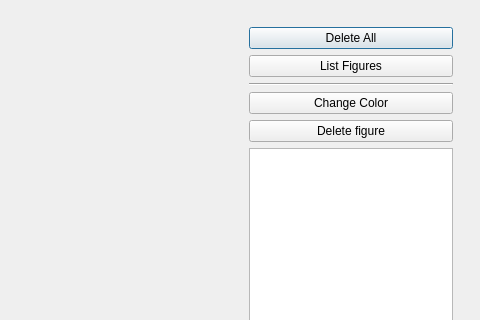
Before: the Qt Designer form mainwindow.ui in mhocio/Pixel-Drawing, drawn with Qt 5; both pictures show x 307 to 787 and y 0 to 320 of the 787 by 598 pixel window.
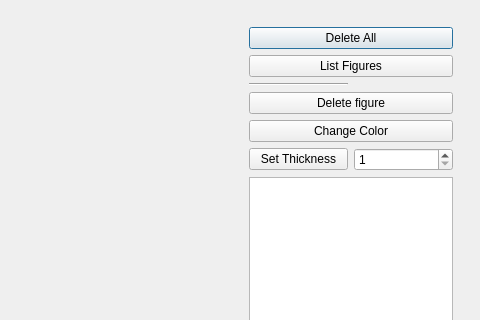
After: the same form once the commit is applied.

Commit message: Add ability to change the thickness of the polygon

```diff
--- a/mainwindow.ui
+++ b/mainwindow.ui
@@ -196,8 +196,8 @@
        </item>
        <item row="0" column="2">
         <widget class="QFrame" name="verticalFrame">
-         <layout class="QVBoxLayout" name="verticalLayout_3">
-          <item>
+         <layout class="QGridLayout" name="gridLayout_4">
+          <item row="0" column="0" colspan="2">
            <widget class="QPushButton" name="deleteAllButton">
             <property name="text">
              <string>Delete All</string>
@@ -207,37 +207,54 @@
             </property>
            </widget>
           </item>
-          <item>
+          <item row="8" column="0" colspan="2">
+           <widget class="QListWidget" name="listWidget"/>
+          </item>
+          <item row="1" column="0" colspan="2">
            <widget class="QPushButton" name="listFiguresButton">
             <property name="text">
              <string>List Figures</string>
             </property>
            </widget>
           </item>
-          <item>
+          <item row="7" column="0">
+           <widget class="QPushButton" name="setThicknessButton">
+            <property name="text">
+             <string>Set Thickness</string>
+            </property>
+           </widget>
+          </item>
+          <item row="7" column="1">
+           <widget class="QSpinBox" name="spinBoxThickness">
+            <property name="minimum">
+             <number>1</number>
+            </property>
+            <property name="maximum">
+             <number>50</number>
+            </property>
+           </widget>
+          </item>
+          <item row="4" column="0" colspan="2">
+           <widget class="QPushButton" name="changeColorButton">
+            <property name="text">
+             <string>Change Color</string>
+            </property>
+           </widget>
+          </item>
+          <item row="2" column="0">
            <widget class="Line" name="line">
             <property name="orientation">
              <enum>Qt::Horizontal</enum>
             </property>
            </widget>
           </item>
-          <item>
-           <widget class="QPushButton" name="changeColorButton">
-            <property name="text">
-             <string>Change Color</string>
-            </property>
-           </widget>
-          </item>
-          <item>
+          <item row="3" column="0" colspan="2">
            <widget class="QPushButton" name="deleteFigureButton">
             <property name="text">
              <string>Delete figure</string>
             </property>
            </widget>
           </item>
-          <item>
-           <widget class="QListWidget" name="listWidget"/>
-          </item>
          </layout>
         </widget>
        </item>
```
The commit also changes 7 other files.
